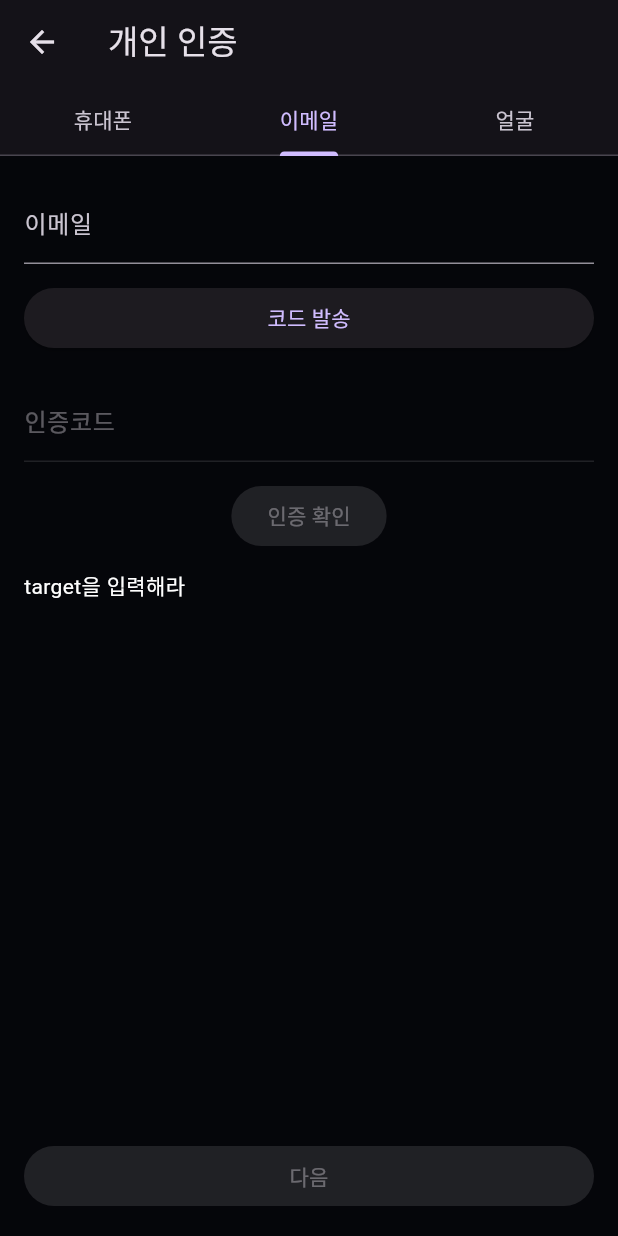
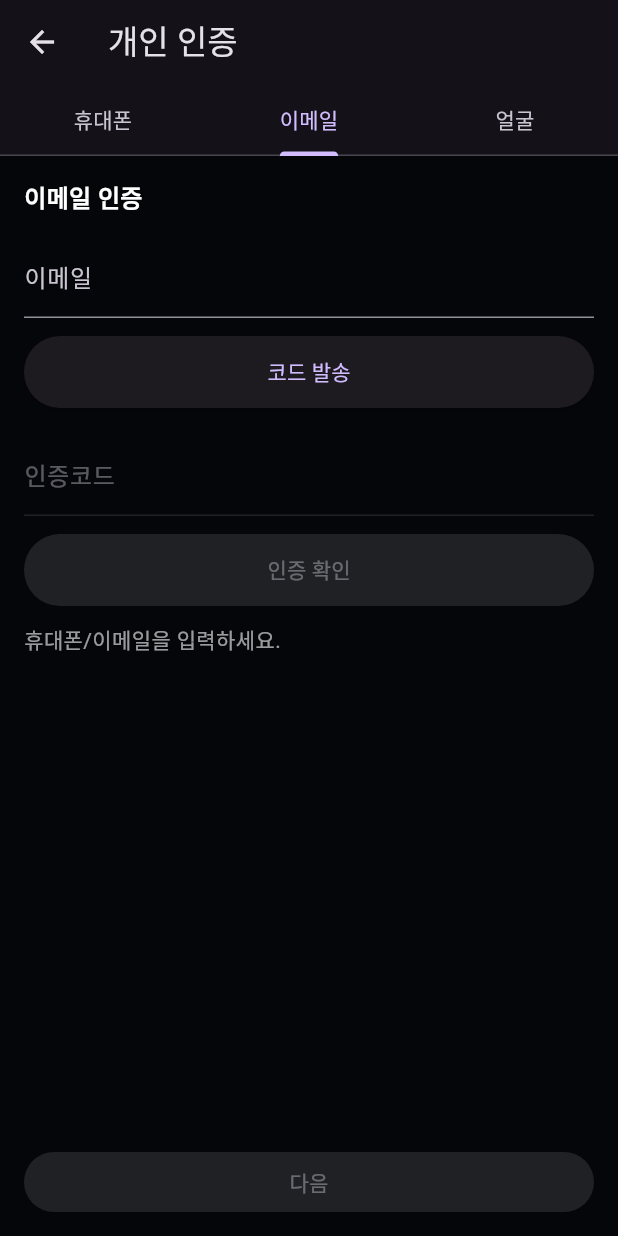
Before and after one commit to JinIleSon/BNK-The-Second-Main-Project, a Flutter app: the PersonalAuthPage screen opened directly, tab 2 chosen, after a tap on "코드 발송", on a phone screen of 412 x 824 dp. Run offline on Flutter 3.47's test engine with Material 3 defaults, Android fonts, the phone set to English and light mode, and no system bars; our stand-ins replace audioplayers, camera, firebase_core, go_router, google_mobile_ads, in_app_purchase and 2 more; missing offline and left inert: games_services, google_mlkit_commons, google_mlkit_face_detection; accounts and stored records are empty; network calls fail.

Commit message:
refactor: harden personal auth page UX and handle face auth return types

```diff
--- a/bnkproject/lib/screens/auth/signup/personal_auth_page.dart
+++ b/bnkproject/lib/screens/auth/signup/personal_auth_page.dart
@@ -1,6 +1,7 @@
 // lib/screens/auth/signup/personal_auth_page.dart
 import 'package:flutter/material.dart';
 import 'package:provider/provider.dart';
+
 import 'signup_flow_provider.dart';
 import 'personal_info_page.dart';
 
@@ -28,24 +29,39 @@ class PersonalAuthPage extends StatelessWidget {
             ],
           ),
         ),
-        body: TabBarView(
+
+        // ✅ 키보드 올라와도 "다음" 버튼이 가려지지 않게
+        bottomNavigationBar: SafeArea(
+          top: false,
+          child: AnimatedPadding(
+            duration: const Duration(milliseconds: 150),
+            curve: Curves.easeOut,
+            padding: EdgeInsets.fromLTRB(
+              16,
+              12,
+              16,
+              12 + MediaQuery.of(context).viewInsets.bottom,
+            ),
+            child: ElevatedButton(
+              onPressed: flow.canGoPersonalInfo
+                  ? () {
+                Navigator.push(
+                  context,
+                  MaterialPageRoute(builder: (_) => const PersonalInfoPage()),
+                );
+              }
+                  : null,
+              child: const Text('다음'),
+            ),
+          ),
+        ),
+
+        body: const TabBarView(
           children: [
             _OtpAuthTab(channel: AuthChannel.phone),
             _OtpAuthTab(channel: AuthChannel.email),
             _FaceAuthTab(),
           ],
-        ),
-        bottomNavigationBar: Padding(
-          padding: const EdgeInsets.all(16),
-          child: ElevatedButton(
-            onPressed: flow.canGoPersonalInfo
-                ? () => Navigator.push(
-              context,
-              MaterialPageRoute(builder: (_) => const PersonalInfoPage()),
-            )
-                : null,
-            child: const Text('다음'),
-          ),
         ),
       ),
     );
@@ -60,7 +76,8 @@ class _OtpAuthTab extends StatefulWidget {
   State<_OtpAuthTab> createState() => _OtpAuthTabState();
 }
 
-class _OtpAuthTabState extends State<_OtpAuthTab> {
+class _OtpAuthTabState extends State<_OtpAuthTab>
+    with AutomaticKeepAliveClientMixin {
   final _targetCtrl = TextEditingController();
   final _codeCtrl = TextEditingController();
 
@@ -69,145 +86,258 @@ class _OtpAuthTabState extends State<_OtpAuthTab> {
   String? _msg;
 
   @override
+  bool get wantKeepAlive => true;
+
+  @override
   void dispose() {
     _targetCtrl.dispose();
     _codeCtrl.dispose();
     super.dispose();
   }
 
+  bool _isValidTarget(String target) {
+    if (widget.channel == AuthChannel.phone) {
+      // 최소 검증: 숫자만 10~11자리(010xxxxxxxx)
+      final onlyDigits = RegExp(r'^\d{10,11}$');
+      return onlyDigits.hasMatch(target);
+    } else {
+      // 최소 검증: @ 포함
+      return target.contains('@') && target.contains('.');
+    }
+  }
+
+  Future<void> _sendCode() async {
+    final target = _targetCtrl.text.trim();
+
+    if (target.isEmpty) {
+      setState(() => _msg = '휴대폰/이메일을 입력하세요.');
+      return;
+    }
+    if (!_isValidTarget(target)) {
+      setState(() => _msg = widget.channel == AuthChannel.phone
+          ? '휴대폰 번호 형식이 올바르지 않습니다.'
+          : '이메일 형식이 올바르지 않습니다.');
+      return;
+    }
+
+    setState(() {
+      _busy = true;
+      _msg = null;
+    });
+
+    try {
+      // TODO: 실제 API 연결 시 send 호출
+      await Future.delayed(const Duration(milliseconds: 300));
+      setState(() {
+        _sent = true;
+        _msg = '인증코드를 발송했습니다.';
+      });
+    } catch (e) {
+      setState(() => _msg = '발송 실패: $e');
+    } finally {
+      if (!mounted) return;
+      setState(() => _busy = false);
+    }
+  }
+
+  Future<void> _verifyCode() async {
+    final target = _targetCtrl.text.trim();
+    final code = _codeCtrl.text.trim();
+
+    if (!_sent) return;
+
+    if (code.length < 4) {
+      setState(() => _msg = '인증코드를 확인하세요.');
+      return;
+    }
+
+    setState(() {
+      _busy = true;
+      _msg = null;
+    });
+
+    try {
+      // TODO: 실제 API 연결 시 verify 호출
+      await Future.delayed(const Duration(milliseconds: 300));
+
+      context.read<SignupFlowProvider>().setPersonalVerified(
+        channel: widget.channel,
+        target: target,
+      );
+
+      setState(() => _msg = '인증이 완료되었습니다.');
+    } catch (e) {
+      setState(() => _msg = '인증 실패: $e');
+    } finally {
+      if (!mounted) return;
+      setState(() => _busy = false);
+    }
+  }
+
   @override
   Widget build(BuildContext context) {
+    super.build(context);
+
     final isPhone = widget.channel == AuthChannel.phone;
 
-    return Padding(
+    return ListView(
       padding: const EdgeInsets.all(16),
-      child: Column(
       children: [
+        Text(
+          isPhone ? '휴대폰 인증' : '이메일 인증',
+          style: const TextStyle(fontSize: 16, fontWeight: FontWeight.w800),
+        ),
+        const SizedBox(height: 12),
+
         TextField(
           controller: _targetCtrl,
-            keyboardType: isPhone ? TextInputType.phone : TextInputType.emailAddress,
+          keyboardType:
+          isPhone ? TextInputType.phone : TextInputType.emailAddress,
+          enabled: !_busy,
           decoration: InputDecoration(
             labelText: isPhone ? '휴대폰 번호' : '이메일',
             hintText: isPhone ? '01012345678' : 'test@sample.com',
           ),
         ),
         const SizedBox(height: 12),
-          Row(
-            children: [
-              Expanded(
+
+        SizedBox(
+          height: 48,
           child: ElevatedButton(
-                  onPressed: _busy
-                      ? null
-                      : () async {
-                    final target = _targetCtrl.text.trim();
-                    if (target.isEmpty) {
-                      setState(() => _msg = 'target을 입력해라');
-                      return;
-                    }
-                    setState(() {
-                      _busy = true;
-                      _msg = null;
-                    });
-                    try {
-                      // TODO: 실제 API 연결 시 SignupApi 주입해서 호출
-                      await Future.delayed(const Duration(milliseconds: 300));
-                      setState(() => _sent = true);
-                      setState(() => _msg = '인증코드 발송됨');
-                    } catch (e) {
-                      setState(() => _msg = '발송 실패: $e');
-                    } finally {
-                      setState(() => _busy = false);
-                    }
-                  },
-                  child: const Text('코드 발송'),
+            onPressed: _busy ? null : _sendCode,
+            child: _busy
+                ? const SizedBox(
+              width: 18,
+              height: 18,
+              child: CircularProgressIndicator.adaptive(strokeWidth: 2),
+            )
+                : Text(_sent ? '코드 재발송' : '코드 발송'),
           ),
         ),
-            ],
-          ),
+
         const SizedBox(height: 16),
+
         TextField(
           controller: _codeCtrl,
-            enabled: _sent,
+          enabled: _sent && !_busy,
           keyboardType: TextInputType.number,
           decoration: const InputDecoration(labelText: '인증코드'),
         ),
         const SizedBox(height: 12),
-          ElevatedButton(
-            onPressed: (!_sent || _busy)
-                ? null
-                : () async {
-              final target = _targetCtrl.text.trim();
-              final code = _codeCtrl.text.trim();
-              if (code.length < 4) {
-                setState(() => _msg = '코드가 짧다');
-                return;
-              }
-              setState(() {
-                _busy = true;
-                _msg = null;
-              });
-              try {
-                // TODO: 실제 API verify 호출
-                await Future.delayed(const Duration(milliseconds: 300));
 
-                context.read<SignupFlowProvider>().setPersonalVerified(
-                  channel: widget.channel,
-                  target: target,
-                );
-                setState(() => _msg = '인증 성공');
-              } catch (e) {
-                setState(() => _msg = '인증 실패: $e');
-              } finally {
-                setState(() => _busy = false);
-              }
-            },
+        SizedBox(
+          height: 48,
+          child: ElevatedButton(
+            onPressed: (!_sent || _busy) ? null : _verifyCode,
             child: const Text('인증 확인'),
           ),
+        ),
+
         const SizedBox(height: 12),
-          if (_msg != null) Align(alignment: Alignment.centerLeft, child: Text(_msg!)),
+        if (_msg != null)
+          Text(
+            _msg!,
+            style: TextStyle(color: Theme.of(context).hintColor),
+          ),
       ],
-      ),
     );
   }
 }
 
-class _FaceAuthTab extends StatelessWidget {
+class _FaceAuthTab extends StatefulWidget {
   const _FaceAuthTab();
 
   @override
-  Widget build(BuildContext context) {
-    final flow = context.watch<SignupFlowProvider>();
+  State<_FaceAuthTab> createState() => _FaceAuthTabState();
+}
 
-    return Padding(
-      padding: const EdgeInsets.all(16),
-      child: Column(
-        crossAxisAlignment: CrossAxisAlignment.start,
-        children: [
-          Text('현재 상태: ${flow.faceCapturePath == null ? "미완료" : "완료"}'),
-          const SizedBox(height: 12),
-          ElevatedButton(
-            onPressed: () async {
-              // TODO: FaceAuthScreen이 String/Result 반환 형태에 맞춰 수정
-              final result = await Navigator.push<FaceAuthResult>(
+class _FaceAuthTabState extends State<_FaceAuthTab>
+    with AutomaticKeepAliveClientMixin {
+  String? _msg;
+
+  @override
+  bool get wantKeepAlive => true;
+
+  Future<void> _startFaceAuth(BuildContext context) async {
+    setState(() => _msg = null);
+
+    // ✅ FaceAuthScreen이 String을 리턴하든 FaceAuthResult를 리턴하든 둘 다 처리
+    final dynamic result = await Navigator.push<dynamic>(
       context,
       MaterialPageRoute(builder: (_) => const FaceAuthScreen()),
     );
+
+    if (!mounted) return;
     if (result == null) return;
 
+    // 1) String path 리턴 케이스
+    if (result is String) {
+      context.read<SignupFlowProvider>().setFaceResult(
+        path: result,
+        turnedLeft: true,
+        turnedRight: true,
+      );
+      setState(() => _msg = '얼굴 인증 결과를 저장했습니다.');
+      return;
+    }
+
+    // 2) FaceAuthResult 리턴 케이스
+    if (result is FaceAuthResult) {
       context.read<SignupFlowProvider>().setFaceResult(
         path: result.path,
         turnedLeft: result.turnedLeft,
         turnedRight: result.turnedRight,
       );
-            },
+      setState(() => _msg = '얼굴 인증 결과를 저장했습니다.');
+      return;
+    }
+
+    setState(() => _msg = '알 수 없는 결과 타입입니다: ${result.runtimeType}');
+  }
+
+  @override
+  Widget build(BuildContext context) {
+    super.build(context);
+
+    final flow = context.watch<SignupFlowProvider>();
+
+    final statusText = (flow.faceCapturePath == null)
+        ? '미완료'
+        : (flow.faceTurnedLeft && flow.faceTurnedRight ? '완료' : '부분 완료');
+
+    return ListView(
+      padding: const EdgeInsets.all(16),
+      children: [
+        const Text(
+          '얼굴 인증',
+          style: TextStyle(fontSize: 16, fontWeight: FontWeight.w800),
+        ),
+        const SizedBox(height: 12),
+
+        Text('현재 상태: $statusText'),
+        const SizedBox(height: 12),
+
+        SizedBox(
+          height: 48,
+          child: ElevatedButton(
+            onPressed: () => _startFaceAuth(context),
             child: const Text('얼굴 인증 시작'),
           ),
+        ),
+
         const SizedBox(height: 12),
         Text('path: ${flow.faceCapturePath ?? "-"}'),
         Text('turnedLeft: ${flow.faceTurnedLeft}'),
         Text('turnedRight: ${flow.faceTurnedRight}'),
+
+        if (_msg != null) ...[
+          const SizedBox(height: 12),
+          Text(
+            _msg!,
+            style: TextStyle(color: Theme.of(context).hintColor),
+          ),
         ],
-      ),
+      ],
     );
   }
 }
```
Lines whose indentation alone changed are shown as unchanged.
